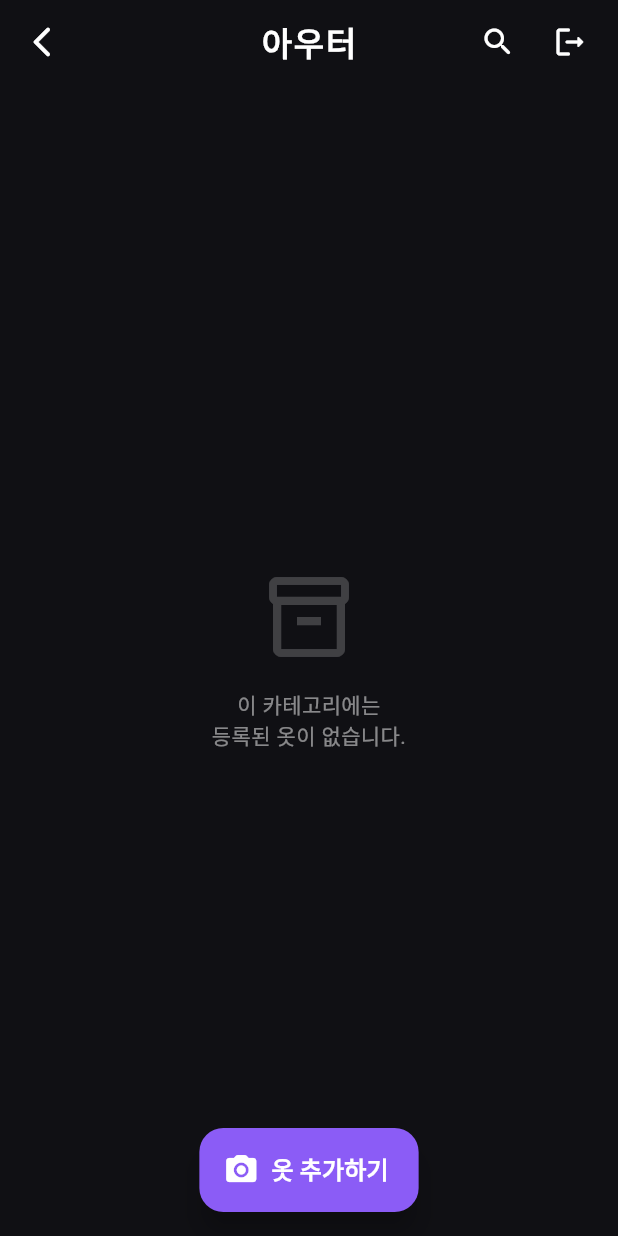
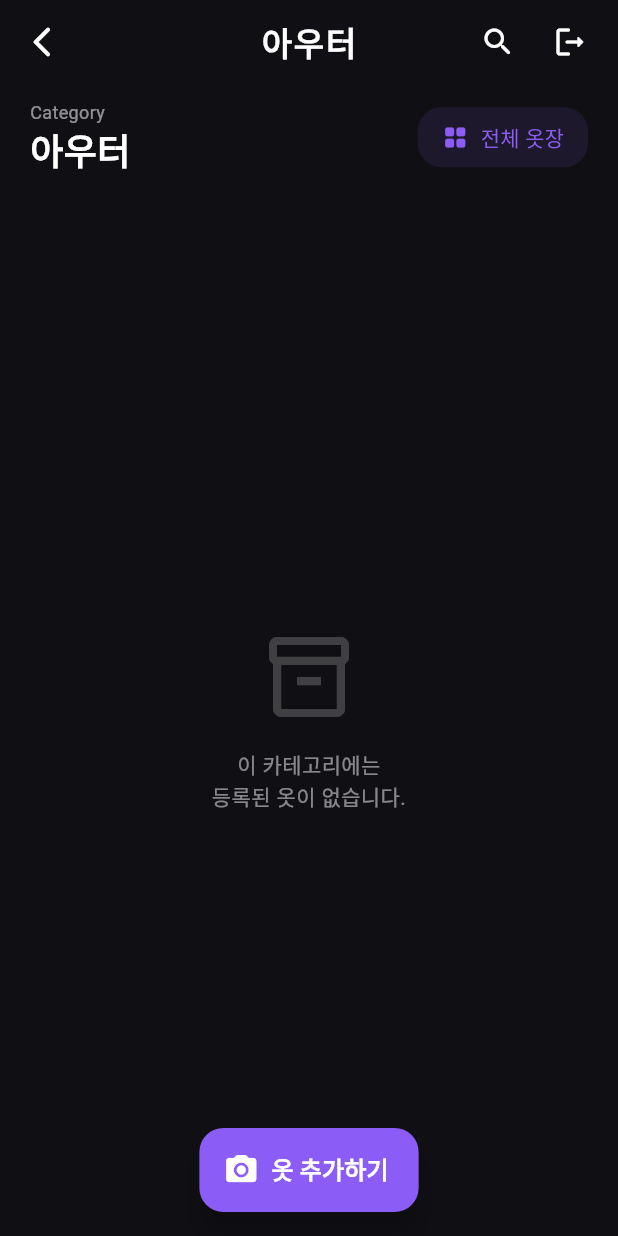
Before and after one commit to Beautic/LemonBita, a Flutter app: the HomeScreen screen opened directly, after a tap on "아우터", on a phone screen of 412 x 824 dp. Run offline on Flutter 3.47's test engine with Material 3 defaults, Android fonts, the phone set to English and light mode, and no system bars; our stand-ins replace cloud_firestore, firebase_core, firebase_storage, image_picker, shared_preferences; accounts and stored records are empty.

Commit message:
옷 상세정보 페이지 기능추가

```diff
--- a/lib/screens/home_screen.dart
+++ b/lib/screens/home_screen.dart
@@ -2,6 +2,7 @@ import 'package:flutter/material.dart';
 import 'package:cloud_firestore/cloud_firestore.dart';
 import '../services/firebase_service.dart';
 import 'upload_screen.dart';
+import 'clothing_detail_screen.dart';
 
 class HomeScreen extends StatefulWidget {
   const HomeScreen({super.key});
@@ -193,8 +194,42 @@ class _HomeScreenState extends State<HomeScreen> {
 
   // 2. 옷 그리드 뷰 (카테고리 선택 시)
   Widget _buildClothesGrid(List<QueryDocumentSnapshot> clothes) {
-    if (clothes.isEmpty) {
-      return Center(
+    return Column(
+      children: [
+        // 상단 내비게이션 바 (카테고리명 & 돌아가기 버튼)
+        Padding(
+          padding: const EdgeInsets.fromLTRB(20, 10, 20, 20),
+          child: Row(
+            mainAxisAlignment: MainAxisAlignment.spaceBetween,
+            children: [
+              Column(
+                crossAxisAlignment: CrossAxisAlignment.start,
+                children: [
+                  const Text('Category', style: TextStyle(color: Colors.white54, fontSize: 12)),
+                  Text(
+                    _selectedCategory!,
+                    style: const TextStyle(fontSize: 24, fontWeight: FontWeight.bold),
+                  ),
+                ],
+              ),
+              TextButton.icon(
+                onPressed: () => setState(() => _selectedCategory = null),
+                icon: const Icon(Icons.grid_view_rounded, size: 18),
+                label: const Text('전체 옷장'),
+                style: TextButton.styleFrom(
+                  foregroundColor: Theme.of(context).colorScheme.primary,
+                  backgroundColor: Theme.of(context).colorScheme.primary.withOpacity(0.1),
+                  shape: RoundedRectangleBorder(borderRadius: BorderRadius.circular(16)),
+                  padding: const EdgeInsets.symmetric(horizontal: 16, vertical: 8),
+                ),
+              ),
+            ],
+          ),
+        ),
+
+        Expanded(
+          child: clothes.isEmpty
+              ? Center(
                   child: Column(
                     mainAxisAlignment: MainAxisAlignment.center,
                     children: [
@@ -206,10 +241,8 @@ class _HomeScreenState extends State<HomeScreen> {
                       ),
                     ],
                   ),
-      );
-    }
-
-    return Padding(
+                )
+              : Padding(
                   padding: const EdgeInsets.symmetric(horizontal: 16.0),
                   child: GridView.builder(
                     physics: const BouncingScrollPhysics(),
@@ -221,15 +254,28 @@ class _HomeScreenState extends State<HomeScreen> {
                       childAspectRatio: 0.75,
                     ),
                     itemBuilder: (context, index) {
-          final item = clothes[index].data() as Map<String, dynamic>;
-          return _buildClothingCard(item);
+                      final doc = clothes[index];
+                      final item = doc.data() as Map<String, dynamic>;
+                      return _buildClothingCard(doc.id, item);
                     },
                   ),
+                ),
+        ),
+      ],
     );
   }
 
-  Widget _buildClothingCard(Map<String, dynamic> item) {
-    return Container(
+  Widget _buildClothingCard(String docId, Map<String, dynamic> item) {
+    return GestureDetector(
+      onTap: () {
+        Navigator.push(
+          context,
+          MaterialPageRoute(
+            builder: (context) => ClothingDetailScreen(docId: docId, item: item),
+          ),
+        );
+      },
+      child: Container(
         decoration: BoxDecoration(
           borderRadius: BorderRadius.circular(24),
           color: Theme.of(context).colorScheme.surface,
@@ -246,10 +292,13 @@ class _HomeScreenState extends State<HomeScreen> {
           child: Stack(
             fit: StackFit.expand,
             children: [
-            Image.network(
+              Hero(
+                tag: docId,
+                child: Image.network(
                   item['imageUrl']!,
                   fit: BoxFit.cover,
                   errorBuilder: (context, error, stackTrace) => const Icon(Icons.image_not_supported, size: 50),
+                ),
               ),
               Positioned(
                 bottom: 0,
@@ -275,6 +324,7 @@ class _HomeScreenState extends State<HomeScreen> {
             ],
           ),
         ),
+      ),
     );
   }
 
```
Also changed, not shown: lib/screens/clothing_detail_screen.dart (added, +230 -0 lines), lib/services/firebase_service.dart (+15 -0 lines). Lines whose indentation alone changed are shown as unchanged.
